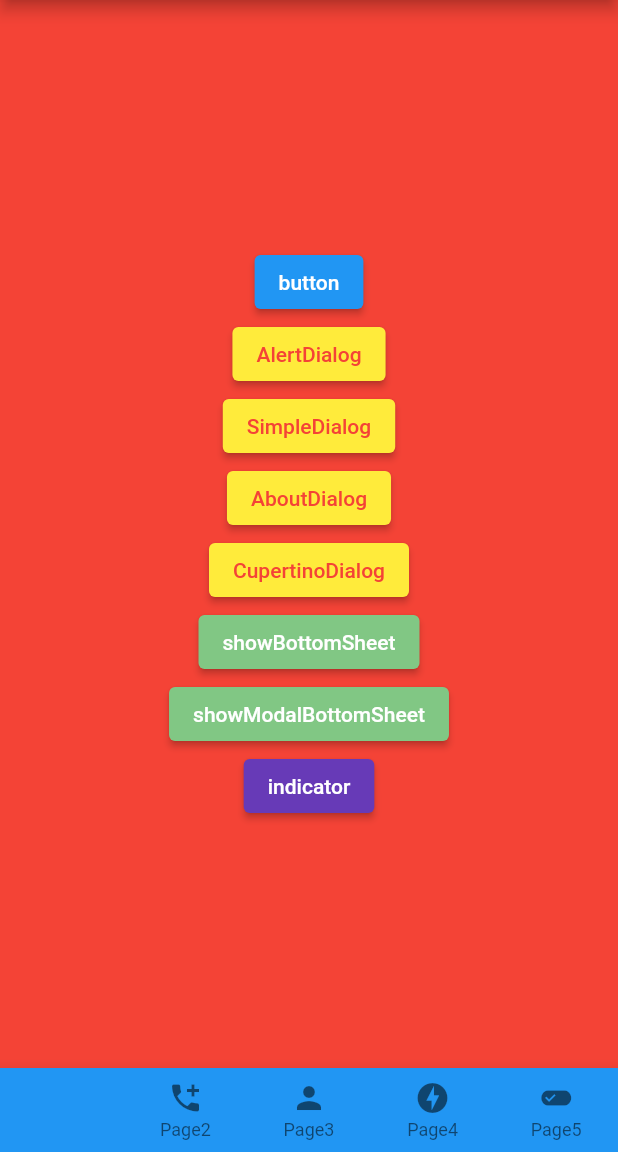
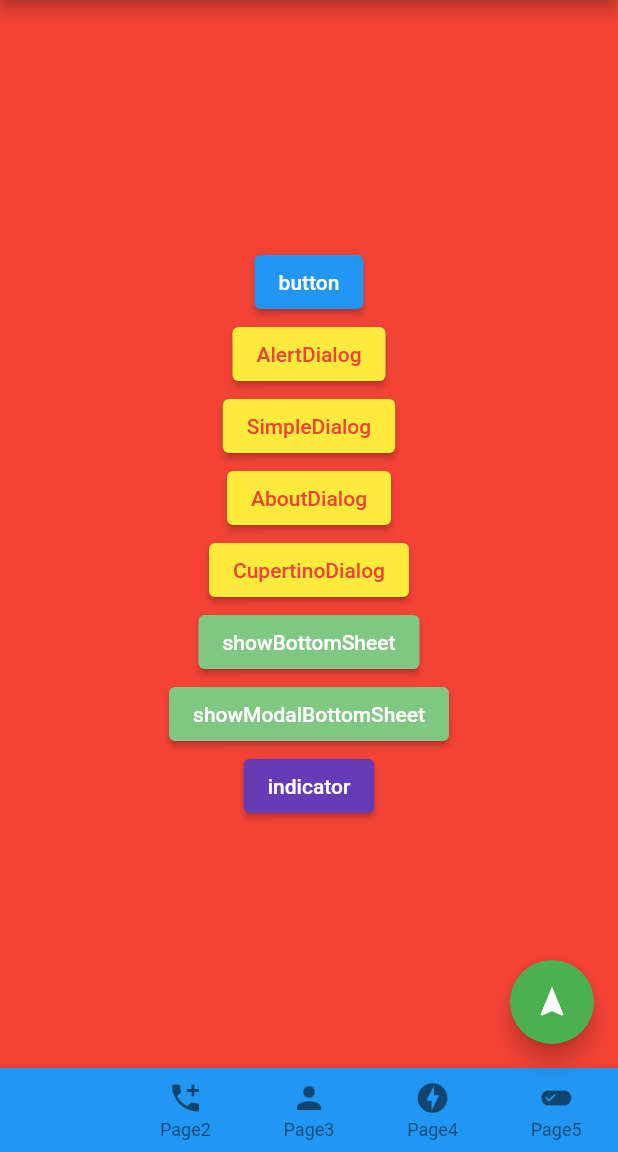
Before and after one commit to ramen2020/flutter_cheat, a Flutter app: the screen it shows after launch, on a phone screen of 412 x 824 dp, the part 84-1236 px from its top. Run offline on Flutter 3.47's test engine with Material 2 defaults, Android fonts, the phone set to English and light mode, and no system bars.

Commit message:
add FloatingActionButton

```diff
--- a/lib/main.dart
+++ b/lib/main.dart
@@ -33,13 +33,7 @@ class MyHomePage extends StatefulWidget {
 
 class _MyHomePageState extends State<MyHomePage> {
   int _currentIndex = 0;
-  final List<Widget> _children = [
-    Page1(),
-    Page2(),
-    Page3(),
-    Page4(),
-    Page5()
-  ];
+  final List<Widget> _children = [Page1(), Page2(), Page3(), Page4(), Page5()];
 
   @override
   Widget build(BuildContext context) {
@@ -68,10 +62,7 @@ class _MyHomePageState extends State<MyHomePage> {
               icon: Icon(Icons.add_call),
               label: 'Page2',
             ),
-              BottomNavigationBarItem(
-                  icon: Icon(Icons.person),
-                  label: 'Page3'
-              ),
+            BottomNavigationBarItem(icon: Icon(Icons.person), label: 'Page3'),
             BottomNavigationBarItem(
               icon: Icon(Icons.offline_bolt),
               label: 'Page4',
@@ -82,7 +73,13 @@ class _MyHomePageState extends State<MyHomePage> {
             )
           ],
         ),
-        ));
+      ),
+      floatingActionButton: FloatingActionButton(
+        onPressed: () {},
+        child: const Icon(Icons.navigation),
+        backgroundColor: Colors.green,
+      ),
+    );
   }
 
   void onTabTapped(int index) {
```
Lines whose indentation alone changed are shown as unchanged.
